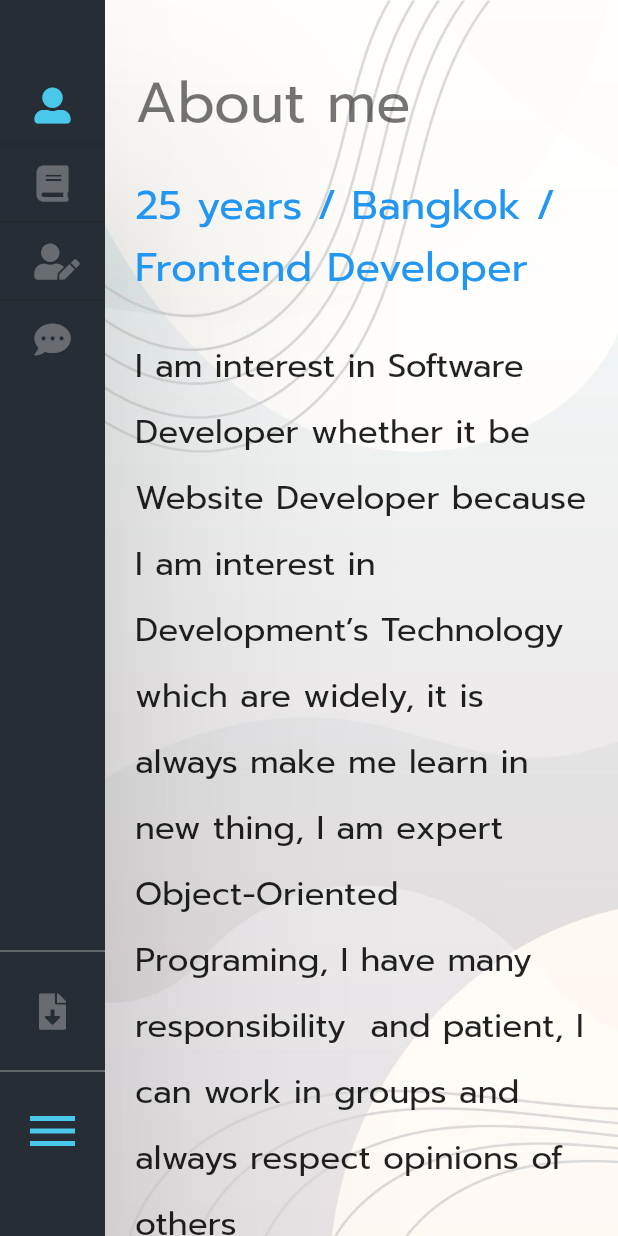
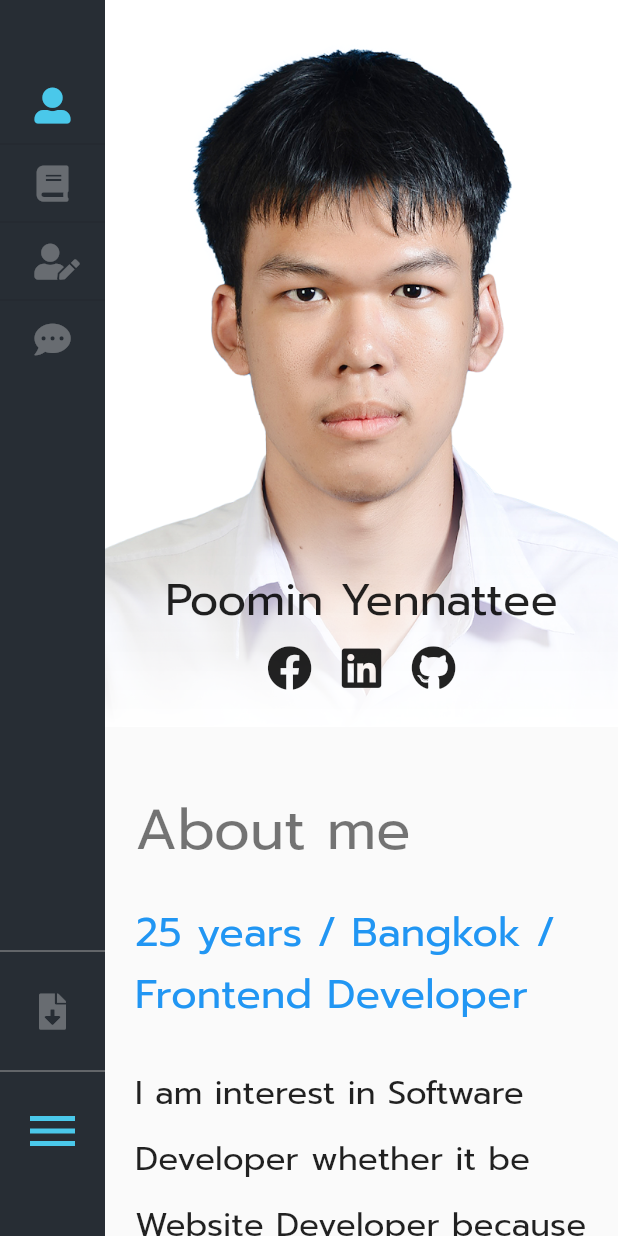
Before and after one commit to b-baztien/my_cv, a Flutter app: the screen it shows after launch, on a phone screen of 412 x 824 dp. Run offline on Flutter 3.47's test engine with Material 2 defaults, Android fonts, the phone set to English and light mode, and no system bars; drawn by our look-alikes of auto_size_text; our stand-ins replace bloc, flutter_bloc, font_awesome_flutter, google_fonts; project files that could hold a hidden picture were left out.

Commit message:
add small screen

```diff
--- a/lib/profile/profile.dart
+++ b/lib/profile/profile.dart
@@ -20,7 +20,9 @@ class ProfilePage extends StatelessWidget {
     final double width = media.size.width;
     final double height = media.size.height;
 
-    final bool isSmallScreen = width < 500;
+    final bool isSmallScreen = width <= 512;
+    final bool isMediumScreen = width <= 1024;
+    final bool isLargeScreen = width > 1024;
 
     List<Widget> _listExperienceCard = [
       CustomWidget.experienceCard(
@@ -41,146 +43,42 @@ class ProfilePage extends StatelessWidget {
     ];
 
     List<Widget> _listSkillCard = [
-      Column(
-        children: [
-          Container(
-              width: isSmallScreen ? 50 : 100,
-              height: isSmallScreen ? 50 : 100,
-              child: Image.asset('assets/images/skills/angular.png')),
-          Text(
-            'Angular',
-            style: isSmallScreen
-                ? Theme.of(context).textTheme.bodyText1
-                : Theme.of(context).textTheme.headline5,
-          ),
-        ],
-      ),
-      Column(
-        children: [
-          Container(
-              width: isSmallScreen ? 50 : 100,
-              height: isSmallScreen ? 50 : 100,
-              child: Image.asset('assets/images/skills/rxjs.png')),
-          Text(
-            'RxJs',
-            style: isSmallScreen
-                ? Theme.of(context).textTheme.bodyText1
-                : Theme.of(context).textTheme.headline5,
-          ),
-        ],
-      ),
-      Column(
-        children: [
-          Container(
-              width: isSmallScreen ? 50 : 100,
-              height: isSmallScreen ? 50 : 100,
-              child: Image.asset('assets/images/skills/nestjs.png')),
-          Text(
-            'NestJs',
-            style: isSmallScreen
-                ? Theme.of(context).textTheme.bodyText1
-                : Theme.of(context).textTheme.headline5,
-          ),
-        ],
-      ),
-      Column(
-        children: [
-          Container(
-              width: isSmallScreen ? 50 : 100,
-              height: isSmallScreen ? 50 : 100,
-              child: Image.asset('assets/images/skills/java.png')),
-          Text(
-            'Java',
-            style: isSmallScreen
-                ? Theme.of(context).textTheme.bodyText1
-                : Theme.of(context).textTheme.headline5,
-          ),
-        ],
-      ),
-      Column(
-        children: [
-          Container(
-              width: isSmallScreen ? 50 : 100,
-              height: isSmallScreen ? 50 : 100,
-              child: Image.asset('assets/images/skills/flutter.png')),
-          Text(
-            'Flutter',
-            style: isSmallScreen
-                ? Theme.of(context).textTheme.bodyText1
-                : Theme.of(context).textTheme.headline5,
-          ),
-        ],
-      ),
-      Column(
-        children: [
-          Container(
-              width: isSmallScreen ? 50 : 100,
-              height: isSmallScreen ? 50 : 100,
-              child: Image.asset('assets/images/skills/nx.png')),
-          Text(
-            'Nx',
-            style: isSmallScreen
-                ? Theme.of(context).textTheme.bodyText1
-                : Theme.of(context).textTheme.headline5,
-          ),
-        ],
-      ),
-      Column(
-        children: [
-          Container(
-              width: isSmallScreen ? 50 : 100,
-              height: isSmallScreen ? 50 : 100,
-              child: Image.asset('assets/images/skills/typescript.png')),
-          Text(
-            'Typescript',
-            style: isSmallScreen
-                ? Theme.of(context).textTheme.bodyText1
-                : Theme.of(context).textTheme.headline5,
-          ),
-        ],
-      ),
-      Column(
-        children: [
-          Container(
-              width: isSmallScreen ? 50 : 100,
-              height: isSmallScreen ? 50 : 100,
-              child: Image.asset('assets/images/skills/firebase.png')),
-          Text(
-            'Firebase',
-            style: isSmallScreen
-                ? Theme.of(context).textTheme.bodyText1
-                : Theme.of(context).textTheme.headline5,
-          ),
-        ],
-      ),
-      Column(
-        children: [
-          Container(
-              width: isSmallScreen ? 50 : 100,
-              height: isSmallScreen ? 50 : 100,
-              child: Image.asset('assets/images/skills/dart.png')),
-          Text(
-            'Dart',
-            style: isSmallScreen
-                ? Theme.of(context).textTheme.bodyText1
-                : Theme.of(context).textTheme.headline5,
-          ),
-        ],
-      ),
-      Column(
-        children: [
-          Container(
-              width: isSmallScreen ? 50 : 100,
-              height: isSmallScreen ? 50 : 100,
-              child: Image.asset('assets/images/skills/c#.png')),
-          Text(
-            'C#',
-            style: isSmallScreen
-                ? Theme.of(context).textTheme.bodyText1
-                : Theme.of(context).textTheme.headline5,
-          ),
-        ],
-      )
+      CustomWidget.skillCard(
+          context: context,
+          title: 'Angular',
+          image: 'assets/images/skills/angular.png'),
+      CustomWidget.skillCard(
+          context: context,
+          title: 'RxJs',
+          image: 'assets/images/skills/rxjs.png'),
+      CustomWidget.skillCard(
+          context: context,
+          title: 'NestJs',
+          image: 'assets/images/skills/nestjs.png'),
+      CustomWidget.skillCard(
+          context: context,
+          title: 'Java',
+          image: 'assets/images/skills/java.png'),
+      CustomWidget.skillCard(
+          context: context,
+          title: 'Flutter',
+          image: 'assets/images/skills/flutter.png'),
+      CustomWidget.skillCard(
+          context: context, title: 'Nx', image: 'assets/images/skills/nx.png'),
+      CustomWidget.skillCard(
+          context: context,
+          title: 'Typescript',
+          image: 'assets/images/skills/typescript.png'),
+      CustomWidget.skillCard(
+          context: context,
+          title: 'Firebase',
+          image: 'assets/images/skills/firebase.png'),
+      CustomWidget.skillCard(
+          context: context,
+          title: 'Dart',
+          image: 'assets/images/skills/dart.png'),
+      CustomWidget.skillCard(
+          context: context, title: 'C#', image: 'assets/images/skills/c#.png'),
     ];
 
     return BlocProvider(
@@ -205,9 +103,8 @@ class ProfilePage extends StatelessWidget {
                     CollapsingNavigationDrawer()
                   ],
                 ),
-                isSmallScreen
-                    ? SizedBox.shrink()
-                    : Expanded(
+                isLargeScreen
+                    ? Expanded(
                         flex: 35,
                         child: Container(
                           decoration: BoxDecoration(
@@ -234,7 +131,6 @@ class ProfilePage extends StatelessWidget {
                                         maxLines: 1,
                                         style: TextStyle(
                                             fontSize: 50,
-                                            color: Colors.black,
                                             decoration: TextDecoration.none),
                                       ),
                                       AutoSizeText(
@@ -242,7 +138,6 @@ class ProfilePage extends StatelessWidget {
                                         maxLines: 1,
                                         style: TextStyle(
                                             fontSize: 26,
-                                            color: Colors.black,
                                             decoration: TextDecoration.none),
                                       ),
                                     ],
@@ -252,7 +147,6 @@ class ProfilePage extends StatelessWidget {
                                   mainAxisAlignment: MainAxisAlignment.center,
                                   children: [
                                     IconButton(
-                                      color: Colors.black,
                                       iconSize: 30.0,
                                       icon: FaIcon(FontAwesomeIcons.facebook),
                                       tooltip: 'Facebook',
@@ -260,7 +154,6 @@ class ProfilePage extends StatelessWidget {
                                           'https://www.facebook.com/bas.poomin/'),
                                     ),
                                     IconButton(
-                                      color: Colors.black,
                                       iconSize: 30.0,
                                       icon: FaIcon(FontAwesomeIcons.linkedin),
                                       tooltip: 'LinkedIn',
@@ -268,7 +161,88 @@ class ProfilePage extends StatelessWidget {
                                           'https://www.linkedin.com/in/poomin-yennattee/'),
                                     ),
                                     IconButton(
-                                      color: Colors.black,
+                                      iconSize: 30.0,
+                                      icon: FaIcon(FontAwesomeIcons.github),
+                                      tooltip: 'GitHub',
+                                      onPressed: () => launch(
+                                          'https://github.com/devilbas07'),
+                                    ),
+                                  ],
+                                )
+                              ],
+                            ),
+                          ),
+                        ),
+                      )
+                    : SizedBox.shrink(),
+                Expanded(
+                  flex: 60,
+                  child: Scaffold(
+                    body: NestedScrollView(
+                      headerSliverBuilder:
+                          (BuildContext context, bool innerBoxIsScrolled) =>
+                              <Widget>[
+                        if (isMediumScreen)
+                          SliverAppBar(
+                            pinned: true,
+                            floating: false,
+                            elevation: 0,
+                            backgroundColor: Colors.white,
+                            expandedHeight:
+                                isMediumScreen ? height / 1.7 : height / 2,
+                            automaticallyImplyLeading: false,
+                            flexibleSpace: FlexibleSpaceBar(
+                              collapseMode: CollapseMode.parallax,
+                              background: ShaderMask(
+                                shaderCallback: (rect) {
+                                  return LinearGradient(
+                                    begin: Alignment.topCenter,
+                                    end: Alignment.bottomCenter,
+                                    colors: [Colors.black, Colors.transparent],
+                                  ).createShader(Rect.fromLTRB(
+                                      0, rect.height / 1.5, 0, rect.height));
+                                },
+                                blendMode: BlendMode.dstIn,
+                                child: Image.asset(
+                                  'assets/images/my-photo-light.png',
+                                  fit: BoxFit.cover,
+                                ),
+                              ),
+                            ),
+                            bottom: PreferredSize(
+                              preferredSize: const Size.fromHeight(50.0),
+                              child: Padding(
+                                padding: const EdgeInsets.only(bottom: 15.0),
+                                child: Column(
+                                  children: [
+                                    AutoSizeText(
+                                      'Poomin Yennattee',
+                                      maxLines: 1,
+                                      style: TextStyle(
+                                          fontSize: 30,
+                                          decoration: TextDecoration.none),
+                                    ),
+                                    Row(
+                                      mainAxisAlignment:
+                                          MainAxisAlignment.center,
+                                      children: [
+                                        IconButton(
+                                          iconSize: 30.0,
+                                          icon:
+                                              FaIcon(FontAwesomeIcons.facebook),
+                                          tooltip: 'Facebook',
+                                          onPressed: () => launch(
+                                              'https://www.facebook.com/bas.poomin/'),
+                                        ),
+                                        IconButton(
+                                          iconSize: 30.0,
+                                          icon:
+                                              FaIcon(FontAwesomeIcons.linkedin),
+                                          tooltip: 'LinkedIn',
+                                          onPressed: () => launch(
+                                              'https://www.linkedin.com/in/poomin-yennattee/'),
+                                        ),
+                                        IconButton(
                                           iconSize: 30.0,
                                           icon: FaIcon(FontAwesomeIcons.github),
                                           tooltip: 'GitHub',
@@ -282,23 +256,29 @@ class ProfilePage extends StatelessWidget {
                               ),
                             ),
                           ),
-                Expanded(
-                  flex: 60,
+                      ],
+                      body: Expanded(
+                        flex: 3,
                         child: SingleChildScrollView(
                           child: Padding(
                             padding: EdgeInsets.only(
-                          top: 40.0, bottom: 40.0, left: 20.0, right: 20.0),
+                                top: 40.0,
+                                bottom: 30.0,
+                                left: 20.0,
+                                right: 20.0),
                             child: Column(
                               crossAxisAlignment: CrossAxisAlignment.start,
                               children: [
                                 Container(
                                   child: Column(
-                              crossAxisAlignment: CrossAxisAlignment.start,
+                                    crossAxisAlignment:
+                                        CrossAxisAlignment.start,
                                     children: [
                                       AutoSizeText('About me',
                                           maxLines: 1,
-                                    style:
-                                        Theme.of(context).textTheme.headline4),
+                                          style: Theme.of(context)
+                                              .textTheme
+                                              .headline4),
                                       SizedBox(
                                         height: 20,
                                       ),
@@ -308,7 +288,8 @@ class ProfilePage extends StatelessWidget {
                                         style: Theme.of(context)
                                             .textTheme
                                             .headline5
-                                      ?.merge(TextStyle(color: Colors.blue)),
+                                            ?.merge(
+                                                TextStyle(color: Colors.blue)),
                                         maxLines: 2,
                                       ),
                                       SizedBox(
@@ -334,12 +315,14 @@ class ProfilePage extends StatelessWidget {
                                 ),
                                 Container(
                                   child: Column(
-                              crossAxisAlignment: CrossAxisAlignment.start,
+                                    crossAxisAlignment:
+                                        CrossAxisAlignment.start,
                                     children: [
                                       AutoSizeText('My skill',
                                           maxLines: 1,
-                                    style:
-                                        Theme.of(context).textTheme.headline4),
+                                          style: Theme.of(context)
+                                              .textTheme
+                                              .headline4),
                                       SizedBox(
                                         height: 20,
                                       ),
@@ -352,10 +335,11 @@ class ProfilePage extends StatelessWidget {
                                         ),
                                         child: Card(
                                           shape: RoundedRectangleBorder(
-                                      borderRadius: BorderRadius.circular(10),
+                                            borderRadius:
+                                                BorderRadius.circular(10),
                                           ),
                                           child: Padding(
-                                      padding: isSmallScreen
+                                            padding: isMediumScreen
                                                 ? EdgeInsets.only(
                                                     top: 30.0, bottom: 10.0)
                                                 : EdgeInsets.only(
@@ -364,15 +348,18 @@ class ProfilePage extends StatelessWidget {
                                                     right: 50.0,
                                                     bottom: 10.0),
                                             child: StaggeredGridView.count(
-                                        physics: NeverScrollableScrollPhysics(),
+                                              physics:
+                                                  NeverScrollableScrollPhysics(),
                                               shrinkWrap: true,
-                                        crossAxisCount: isSmallScreen ? 2 : 3,
+                                              crossAxisCount:
+                                                  isSmallScreen ? 2 : 3,
                                               mainAxisSpacing:
                                                   isSmallScreen ? 20 : 50.0,
                                               crossAxisSpacing:
                                                   isSmallScreen ? 0 : 50.0,
                                               staggeredTiles: _listSkillCard
-                                            .map((e) => StaggeredTile.fit(1))
+                                                  .map((e) =>
+                                                      StaggeredTile.fit(1))
                                                   .toList(),
                                               children: _listSkillCard,
                                             ),
@@ -394,27 +381,11 @@ class ProfilePage extends StatelessWidget {
                                     AutoSizeText(
                                       'Experience',
                                       maxLines: 1,
-                                style: Theme.of(context).textTheme.headline4,
+                                      style:
+                                          Theme.of(context).textTheme.headline4,
                                     ),
                                     SizedBox(
                                       height: 20,
-                              ),
-                              StaggeredGridView.extent(
-                                maxCrossAxisExtent: 2,
-                                physics: NeverScrollableScrollPhysics(),
-                                shrinkWrap: true,
-                                mainAxisSpacing: 5.0,
-                                crossAxisSpacing: 5.0,
-                                children: [
-                                  new Container(
-                                      color: Colors.green,
-                                      child: new Center(
-                                        child: new CircleAvatar(
-                                          backgroundColor: Colors.white,
-                                          child: new Text('1'),
-                                        ),
-                                      )),
-                                ],
                                     ),
                                     Theme(
                                       data: ThemeData.from(
@@ -442,6 +413,9 @@ class ProfilePage extends StatelessWidget {
                           ),
                         ),
                       ),
+                    ),
+                  ),
+                ),
               ],
             ),
           ),
--- a/lib/profile/widget.dart
+++ b/lib/profile/widget.dart
@@ -124,19 +124,26 @@ class CustomWidget {
 
   static Widget skillCard({
     required BuildContext context,
-    required String text,
+    required String title,
+    required String image,
   }) {
-    return Card(
-      shape: RoundedRectangleBorder(
-        borderRadius: BorderRadius.circular(10),
-      ),
-      child: Padding(
-        padding: EdgeInsets.all(20.0),
-        child: Column(
-          crossAxisAlignment: CrossAxisAlignment.start,
-          children: [],
+    MediaQueryData media = MediaQuery.of(context);
+    final double width = media.size.width;
+    final bool isSmallScreen = width <= 1024;
+
+    return Column(
+      children: [
+        Container(
+            width: isSmallScreen ? 50 : 100,
+            height: isSmallScreen ? 50 : 100,
+            child: Image.asset(image)),
+        Text(
+          title,
+          style: isSmallScreen
+              ? Theme.of(context).textTheme.bodyText1
+              : Theme.of(context).textTheme.headline5,
         ),
-      ),
+      ],
     );
   }
 }
```
Also changed, not shown: 2 other files. Lines whose indentation alone changed are shown as unchanged.
